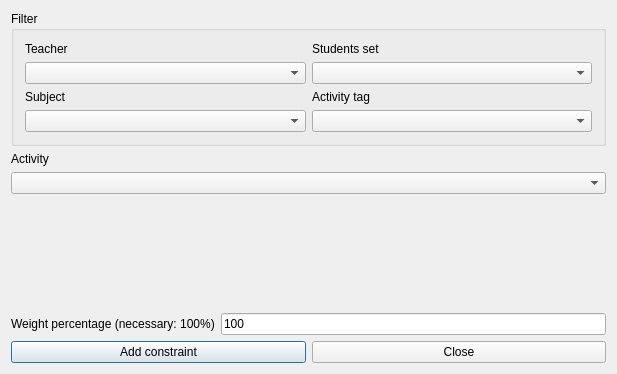
This is fet/src/interface/addconstraintactivitybeginsstudentsdayform_template.ui in vonmecheln/fet as Qt 5 draws it before an edit. The edited form follows.
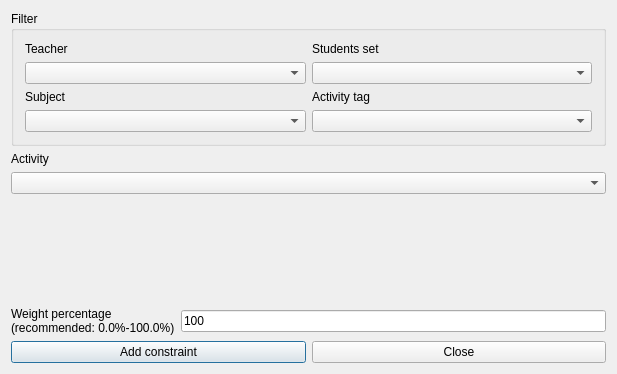
This is the edited form.

Diff of the .ui file:
```diff
--- a/fet/src/interface/addconstraintactivitybeginsstudentsdayform_template.ui
+++ b/fet/src/interface/addconstraintactivitybeginsstudentsdayform_template.ui
@@ -135,7 +135,8 @@
         <enum>QFrame::Plain</enum>
        </property>
        <property name="text">
-        <string>Weight percentage (necessary: 100%)</string>
+        <string>Weight percentage
+(recommended: 0.0%-100.0%)</string>
        </property>
        <property name="wordWrap">
         <bool>false</bool>
```
